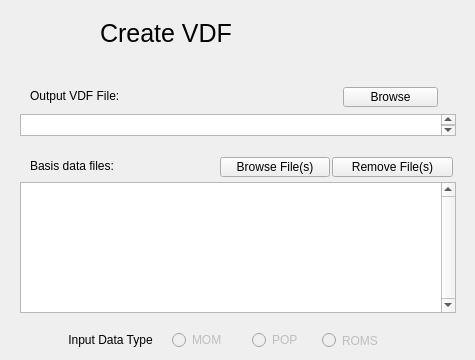
The window that apps/fcwizard/ui/Page2.ui (yyr/vapor) describes before a commit, drawn with Qt 5.
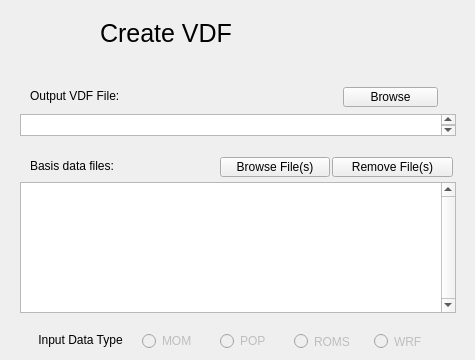
The same window after the commit.

The edit to the form file:
```diff
--- a/apps/fcwizard/ui/Page2.ui
+++ b/apps/fcwizard/ui/Page2.ui
@@ -25,8 +25,8 @@
    </property>
    <property name="geometry">
     <rect>
-     <x>322</x>
-     <y>330</y>
+     <x>294</x>
+     <y>331</y>
      <width>61</width>
      <height>21</height>
     </rect>
@@ -60,7 +60,7 @@
   <widget class="QLabel" name="label_8">
    <property name="geometry">
     <rect>
-     <x>65</x>
+     <x>35</x>
      <y>324</y>
      <width>91</width>
      <height>31</height>
@@ -104,8 +104,8 @@
    </property>
    <property name="geometry">
     <rect>
-     <x>172</x>
-     <y>330</y>
+     <x>142</x>
+     <y>331</y>
      <width>61</width>
      <height>20</height>
     </rect>
@@ -152,8 +152,8 @@
    </property>
    <property name="geometry">
     <rect>
-     <x>252</x>
-     <y>330</y>
+     <x>220</x>
+     <y>331</y>
      <width>61</width>
      <height>20</height>
     </rect>
@@ -238,6 +238,28 @@
     <string/>
    </property>
   </widget>
+  <widget class="QRadioButton" name="wrfRadioButton">
+   <property name="enabled">
+    <bool>false</bool>
+   </property>
+   <property name="geometry">
+    <rect>
+     <x>374</x>
+     <y>331</y>
+     <width>61</width>
+     <height>21</height>
+    </rect>
+   </property>
+   <property name="layoutDirection">
+    <enum>Qt::LeftToRight</enum>
+   </property>
+   <property name="text">
+    <string>WRF</string>
+   </property>
+   <property name="checked">
+    <bool>false</bool>
+   </property>
+  </widget>
  </widget>
  <resources/>
  <connections/>
```
